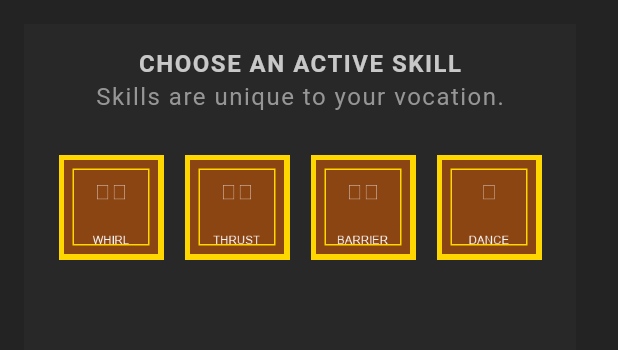
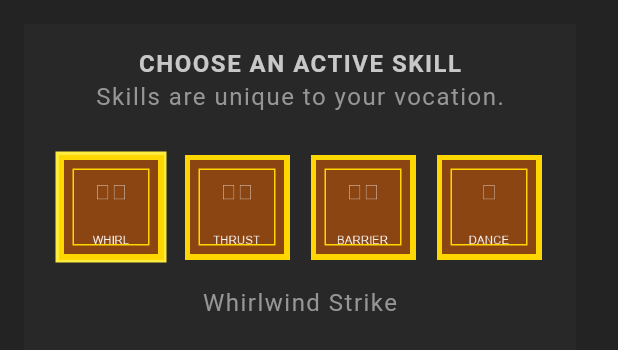
Before and after one commit to mzahalan/FlutterMasterClass, a Flutter app: the SkillList widget shown alone on an empty page, opened directly with sample values from the repository, on a phone screen of 412 x 824 dp. Shown: the top 350 px of the screen. Run offline on Flutter 3.47's test engine with Material 3 defaults, Android fonts, the phone set to English and light mode, and no system bars; our stand-ins replace google_fonts; Roboto replaces fonts that are missing (Kanit).

Commit message:
Lesson 56 - Skill Selection
Added functionality to allow users to select a skill. Similar to selecting a vocation - I'm using a GestureDetector.

```diff
--- a/flutter_rpg/lib/screens/profile/skill_list.dart
+++ b/flutter_rpg/lib/screens/profile/skill_list.dart
@@ -15,11 +15,20 @@ class SkillList extends StatefulWidget {
 class _SkillListState extends State<SkillList> {
 
   late List<Skill> availableSkills;
+  late Skill selectedSkill;
 
   @override
   void initState() {
     availableSkills = allSkills.where((skill) => skill.vocation == widget.character.vocation).toList();
+    selectedSkill = widget.character.skills.isEmpty ? availableSkills.first : widget.character.skills.first;
     super.initState();
+  }
+
+  void handleSelectSkill(Skill skill) {
+    setState(() {
+      selectedSkill = skill;
+      widget.character.updateSkill(skill);
+    });
   }
 
   @override
@@ -39,15 +48,20 @@ class _SkillListState extends State<SkillList> {
               child: Row(
                 children: availableSkills
                     .map((skill) {
-                      return Container(
-                        margin: const EdgeInsets.all(5),
-                        padding: const EdgeInsets.all(2),
-                        child: Image.asset('assets/img/skills/${skill.image}', width: 70,),
+                      return GestureDetector(
+                        onTap: () => handleSelectSkill(skill),
+                        child: Container(
+                          color: skill == selectedSkill ? Colors.yellow : Colors.transparent,
+                          margin: const EdgeInsets.all(5),
+                          padding: const EdgeInsets.all(2),
+                          child: Image.asset('assets/img/skills/${skill.image}', width: 70,),
+                        ),
                       );
                     }).toList(),
               ),
             ),
             const SizedBox(height: 10,),
+            StyledText(selectedSkill.name)
           ],
         ),
       ),
```
